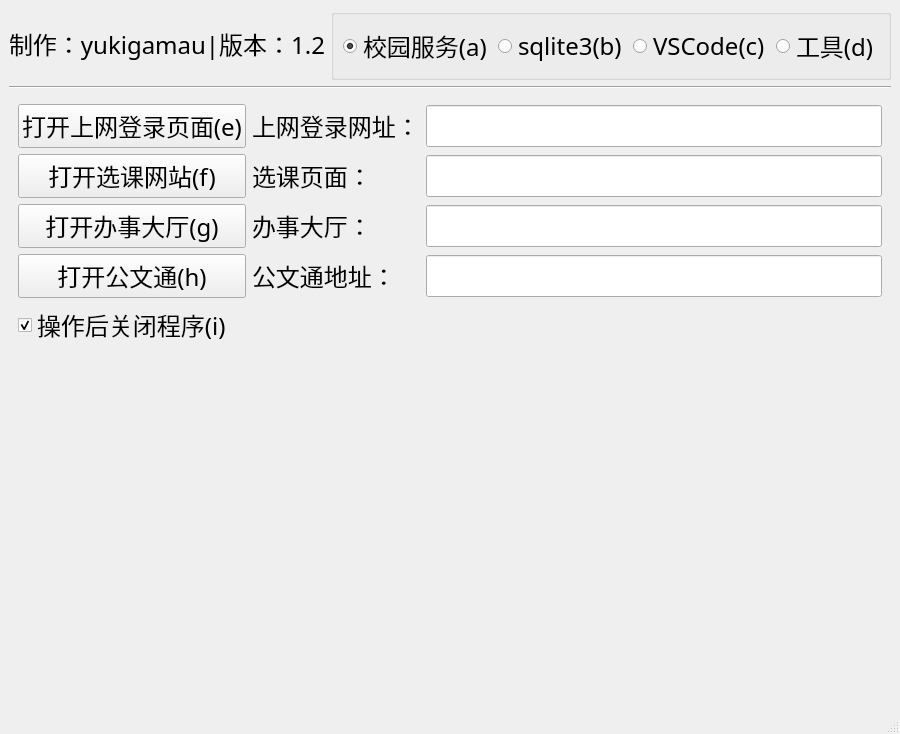
Before: the Qt Designer form mainwindow.ui in yukigamau/fakeCmd, drawn with Qt 5.
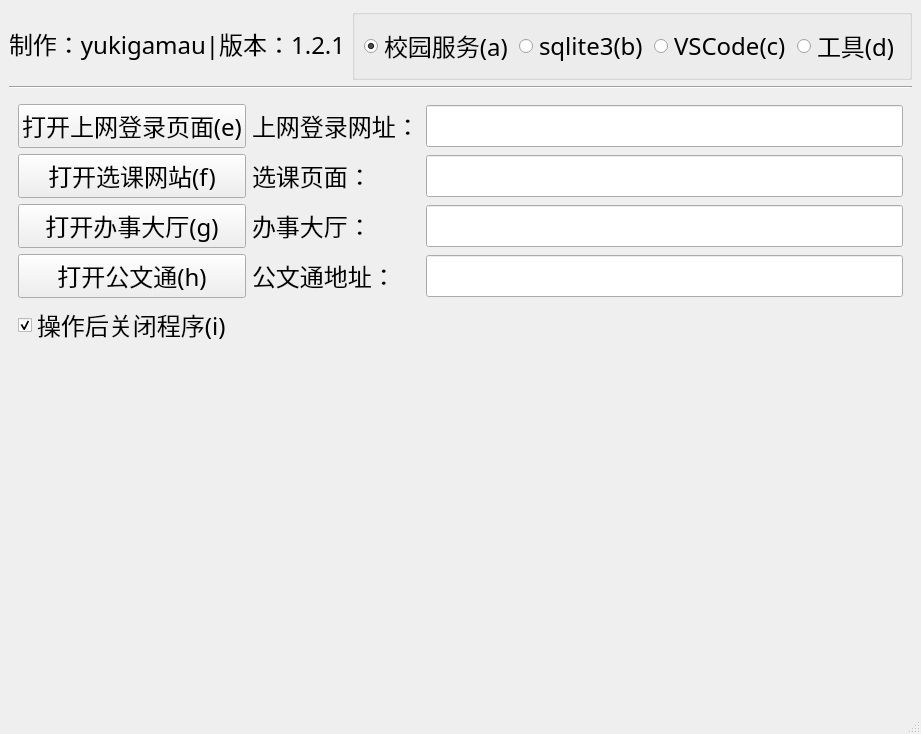
After: the same form once the commit is applied.

```diff
--- a/mainwindow.ui
+++ b/mainwindow.ui
@@ -47,7 +47,7 @@
          </sizepolicy>
         </property>
         <property name="text">
-         <string>制作：yukigamau|版本：1.2</string>
+         <string>制作：yukigamau|版本：1.2.1</string>
         </property>
        </widget>
       </item>
```
